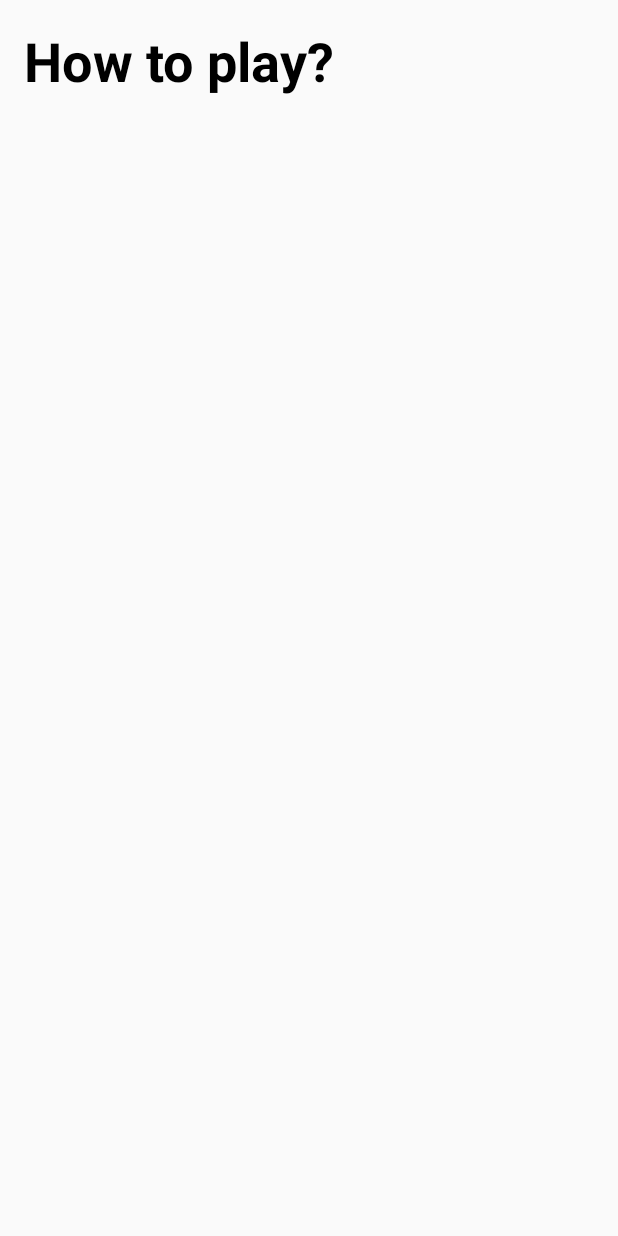
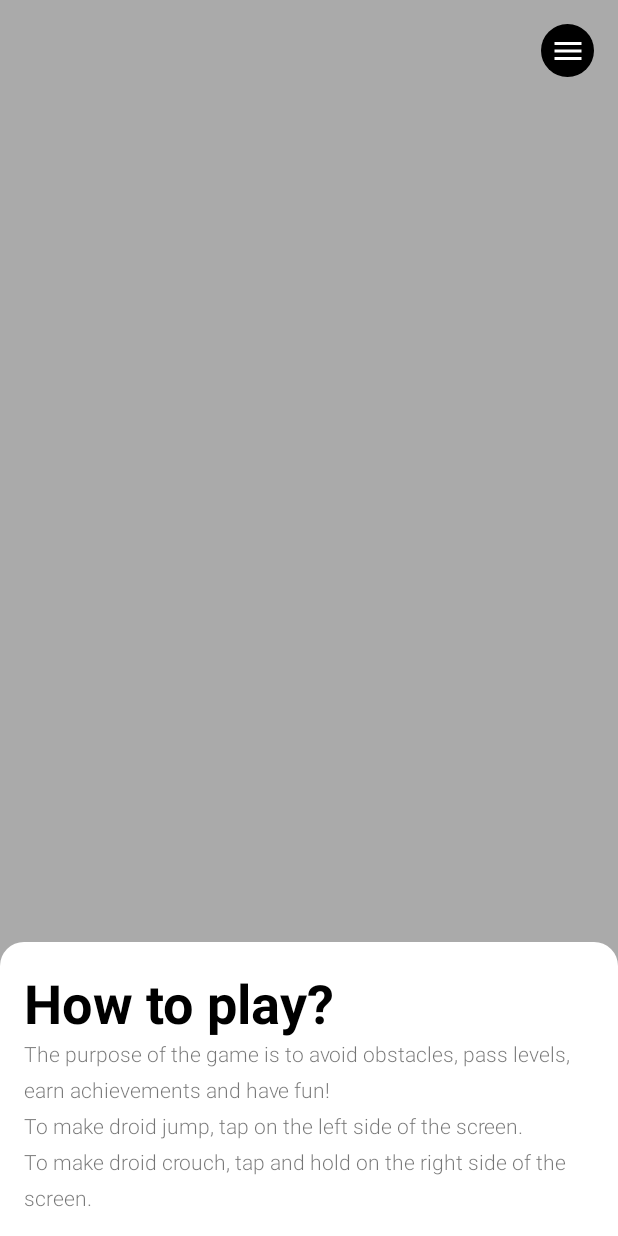
Before and after one commit to googleinterns/droid-jump, an Android app: the HowToPlayFragment screen opened through its navigation route, on a phone screen of 412 x 824 dp. Run offline under Robolectric (Android 15) with nearby library versions, the light colour scheme and no system bars.

Commit message:
Styled how_to_play screen

```diff
--- a/app/src/main/java/com/google/droidjump/HowToPlayFragment.java
+++ b/app/src/main/java/com/google/droidjump/HowToPlayFragment.java
@@ -16,11 +16,13 @@
 
 package com.google.droidjump;
 
+import static androidx.navigation.Navigation.findNavController;
 import android.os.Bundle;
 import android.support.v4.app.Fragment;
 import android.view.LayoutInflater;
 import android.view.View;
 import android.view.ViewGroup;
+import android.widget.ImageButton;
 
 /**
  * Displays How To Play Screen.
@@ -29,6 +31,11 @@ public class HowToPlayFragment extends Fragment {
 
     @Override
     public View onCreateView(LayoutInflater inflater, ViewGroup container, Bundle savedInstanceState) {
-        return inflater.inflate(R.layout.how_to_play_screen, container, /* attachToRoot= */ false);
+        View rootView = inflater.inflate(R.layout.how_to_play_screen, container, /* attachToRoot= */ false);
+        ImageButton menuButton = rootView.findViewById(R.id.menu_button);
+        menuButton.setOnClickListener(view -> {
+            findNavController(view).navigate(R.id.action_how_to_play_screen_to_start_screen);
+        });
+        return rootView;
     }
 }
--- /dev/null
+++ b/app/src/main/res/drawable/title_rounded_box.xml
@@ -0,0 +1,25 @@
+<?xml version="1.0" encoding="utf-8"?>
+<!--
+  ~ Copyright 2020 Google LLC
+  ~
+  ~ Licensed under the Apache License, Version 2.0 (the "License");
+  ~ you may not use this file except in compliance with the License.
+  ~ You may obtain a copy of the License at
+  ~
+  ~     https://www.apache.org/licenses/LICENSE-2.0
+  ~
+  ~ Unless required by applicable law or agreed to in writing, software
+  ~ distributed under the License is distributed on an "AS IS" BASIS,
+  ~ WITHOUT WARRANTIES OR CONDITIONS OF ANY KIND, either express or implied.
+  ~ See the License for the specific language governing permissions and
+  ~ limitations under the License.
+  -->
+
+<selector xmlns:android="http://schemas.android.com/apk/res/android">
+    <item>
+        <shape>
+            <solid android:color="@android:color/white" />
+            <corners android:topLeftRadius="@dimen/fab_margin" android:topRightRadius="@dimen/fab_margin" />
+        </shape>
+    </item>
+</selector>
--- a/app/src/main/res/layout/how_to_play_screen.xml
+++ b/app/src/main/res/layout/how_to_play_screen.xml
@@ -25,12 +25,64 @@
     <android.support.constraint.ConstraintLayout
         android:layout_width="match_parent"
         android:layout_height="match_parent">
+        <ImageView
+            android:id="@+id/header_image"
+            android:layout_width="0dp"
+            android:layout_height="0dp"
+            android:background="@android:color/darker_gray"
+            android:contentDescription="@string/app_name"
+            android:scaleType="centerInside"
+            app:layout_constraintBottom_toBottomOf="parent"
+            app:layout_constraintEnd_toEndOf="parent"
+            app:layout_constraintStart_toStartOf="parent"
+            app:layout_constraintTop_toTopOf="parent"
+            />
 
-        <TextView
-            android:id="@+id/how_to_play_header"
-            style="@style/ScreenHeader"
-            android:text="@string/how_to_play"
-            app:layout_constraintStart_toStartOf="parent"
+        <LinearLayout
+            android:id="@+id/title_layout"
+            android:layout_width="0dp"
+            android:layout_height="wrap_content"
+            android:background="@drawable/title_rounded_box"
+            android:orientation="vertical"
+            app:layout_constraintBottom_toTopOf="@+id/content_layout"
+            app:layout_constraintEnd_toEndOf="parent"
+            app:layout_constraintStart_toStartOf="parent">
+
+            <TextView
+                android:id="@+id/box_title"
+                style="@style/ScreenHeader"
+                android:layout_width="match_parent"
+                android:layout_height="wrap_content"
+                android:text="@string/how_to_play" />
+        </LinearLayout>
+
+        <LinearLayout
+            android:id="@+id/content_layout"
+            android:layout_width="0dp"
+            android:layout_height="wrap_content"
+            android:background="#FFFFFF"
+            android:orientation="vertical"
+            app:layout_constraintBottom_toBottomOf="parent"
+            app:layout_constraintEnd_toEndOf="parent"
+            app:layout_constraintStart_toStartOf="parent">
+
+            <TextView
+                android:id="@+id/textView"
+                android:layout_width="match_parent"
+                android:layout_height="wrap_content"
+                android:fontFamily="sans-serif-light"
+                android:paddingLeft="@dimen/fab_margin"
+                android:paddingRight="@dimen/fab_margin"
+                android:paddingBottom="@dimen/fab_margin"
+                android:text="@string/lorem"
+                app:lineHeight="@dimen/start_menu_item_text_size" />
+        </LinearLayout>
+
+        <ImageButton
+            android:id="@+id/menu_button"
+            style="@style/MenuButton"
+            android:contentDescription="@string/menu_button"
+            app:layout_constraintEnd_toEndOf="parent"
             app:layout_constraintTop_toTopOf="parent" />
 
     </android.support.constraint.ConstraintLayout>
--- a/app/src/main/res/navigation/navigation.xml
+++ b/app/src/main/res/navigation/navigation.xml
@@ -101,5 +101,11 @@
         android:id="@+id/howToPlayFragment"
         android:name="com.google.droidjump.HowToPlayFragment"
         android:label="how_to_play_screen"
-        tools:layout="@layout/how_to_play_screen" />
+        tools:layout="@layout/how_to_play_screen" >
+        <action
+            android:id="@+id/action_how_to_play_screen_to_start_screen"
+            app:destination="@id/startFragment"
+            app:popUpTo="@id/startFragment"
+            app:popUpToInclusive="true" />
+    </fragment>
 </navigation>
--- a/app/src/main/res/values/strings.xml
+++ b/app/src/main/res/values/strings.xml
@@ -28,4 +28,5 @@
     <string name="fail_text">Game Over</string>
     <string name="success_text">You Win</string>
     <string name="menu_button">Menu button</string>
+    <string name="lorem">The purpose of the game is to avoid obstacles, pass levels, earn achievements and have fun!\nTo make droid jump, tap on the left side of the screen.\nTo make droid crouch, tap and hold on the right side of the screen.</string>
 </resources>
```
